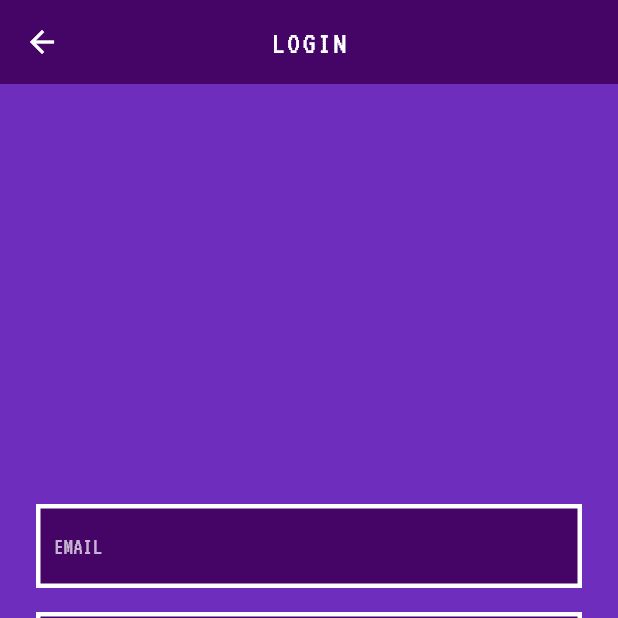
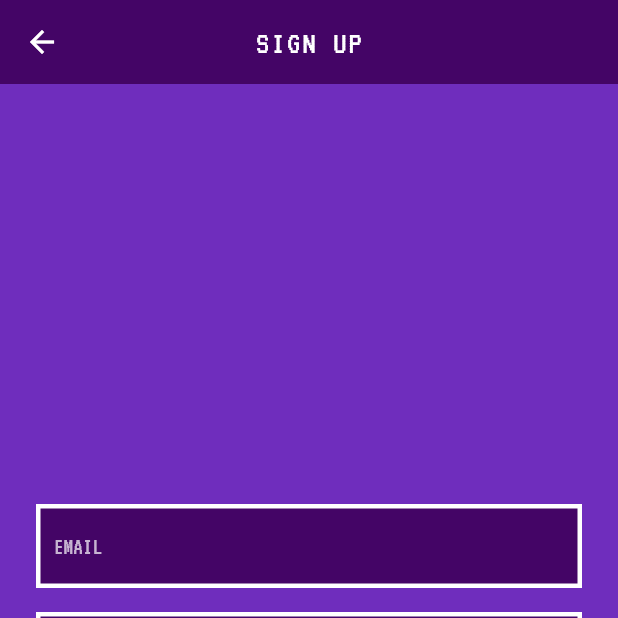
Before and after one commit to nehal216/focus_dungeon, a Flutter app: the SignupScreen screen opened directly, on a phone screen of 412 x 824 dp, the top half of it. Run offline on Flutter 3.47's test engine with Material 3 defaults, Android fonts, the light colour scheme and no system bars; our stand-ins replace cloud_firestore, firebase_auth, firebase_core; accounts and stored records are empty.

Commit message:
signup title fixed

```diff
--- a/lib/screens/signup_screen.dart
+++ b/lib/screens/signup_screen.dart
@@ -16,7 +16,7 @@ class SignupScreen extends StatelessWidget {
         backgroundColor: const Color.fromARGB(255, 68, 5, 102),
         elevation: 0,
         title: const Text(
-          "LOGIN",
+          "SIGN UP",
           style: TextStyle(fontFamily: 'VT323',
           fontSize: 22,
           letterSpacing: 1.5,
```
